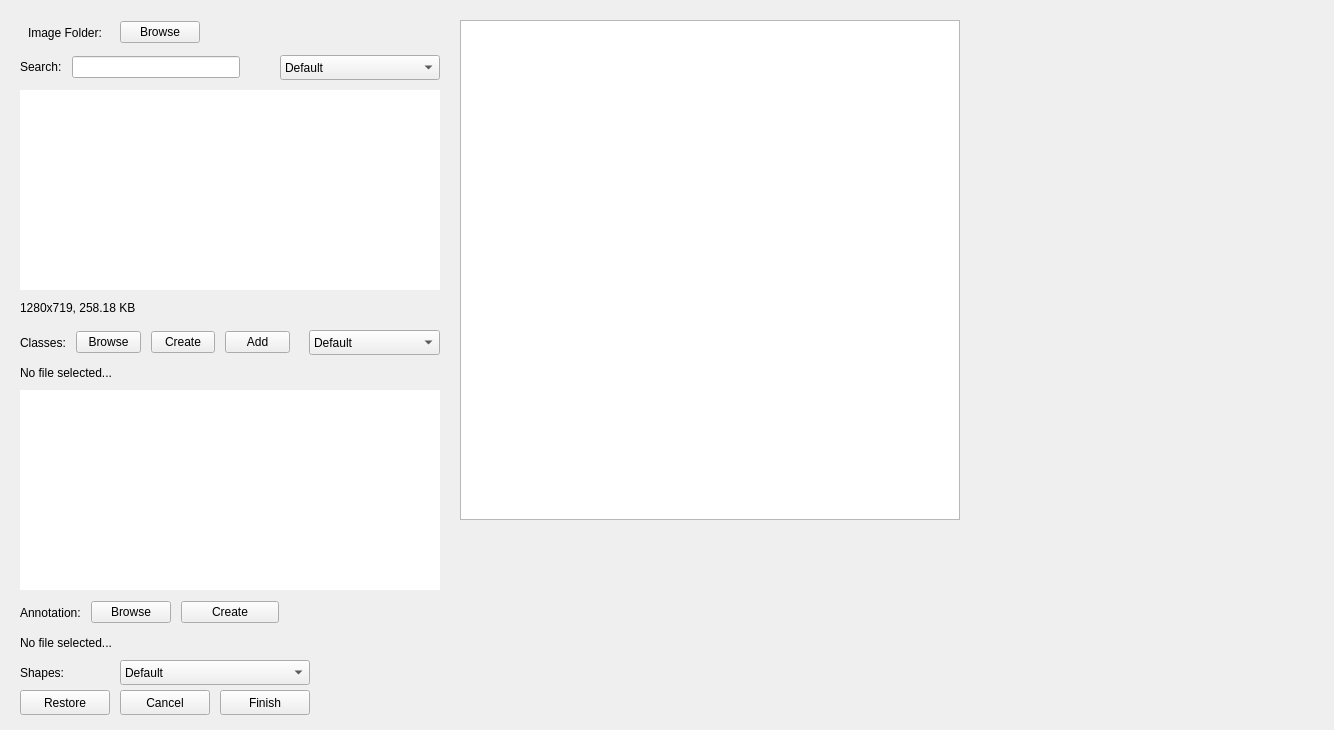
This is include/MainView.ui in ntu-sdi/dataset-labelling-tool as Qt 5 draws it before an edit. The edited form follows.
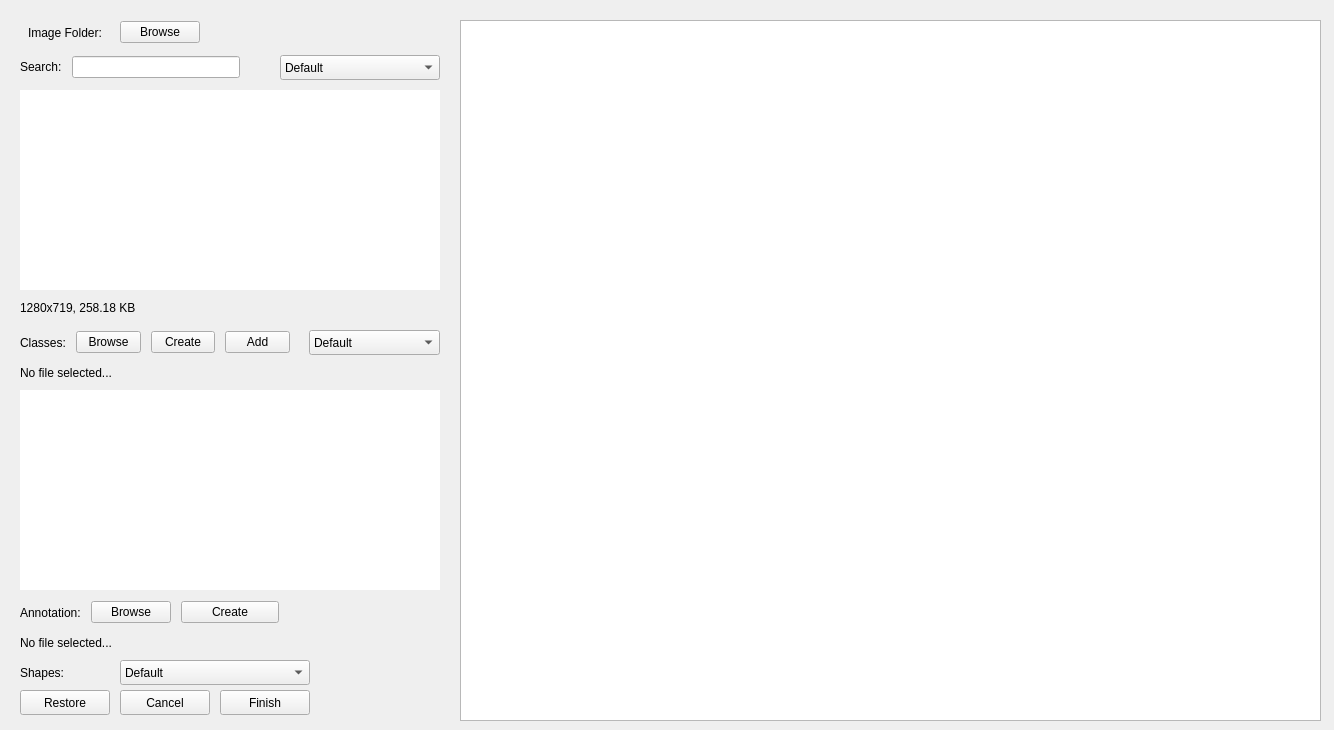
This is the edited form.

```diff
--- a/include/MainView.ui
+++ b/include/MainView.ui
@@ -2,6 +2,9 @@
 <ui version="4.0">
  <class>MainView</class>
  <widget class="QMainWindow" name="MainView">
+  <property name="enabled">
+   <bool>true</bool>
+  </property>
   <property name="geometry">
    <rect>
     <x>0</x>
@@ -606,8 +609,8 @@
      <rect>
       <x>460</x>
       <y>20</y>
-      <width>500</width>
-      <height>500</height>
+      <width>861</width>
+      <height>701</height>
      </rect>
     </property>
     <property name="sizePolicy">
```
